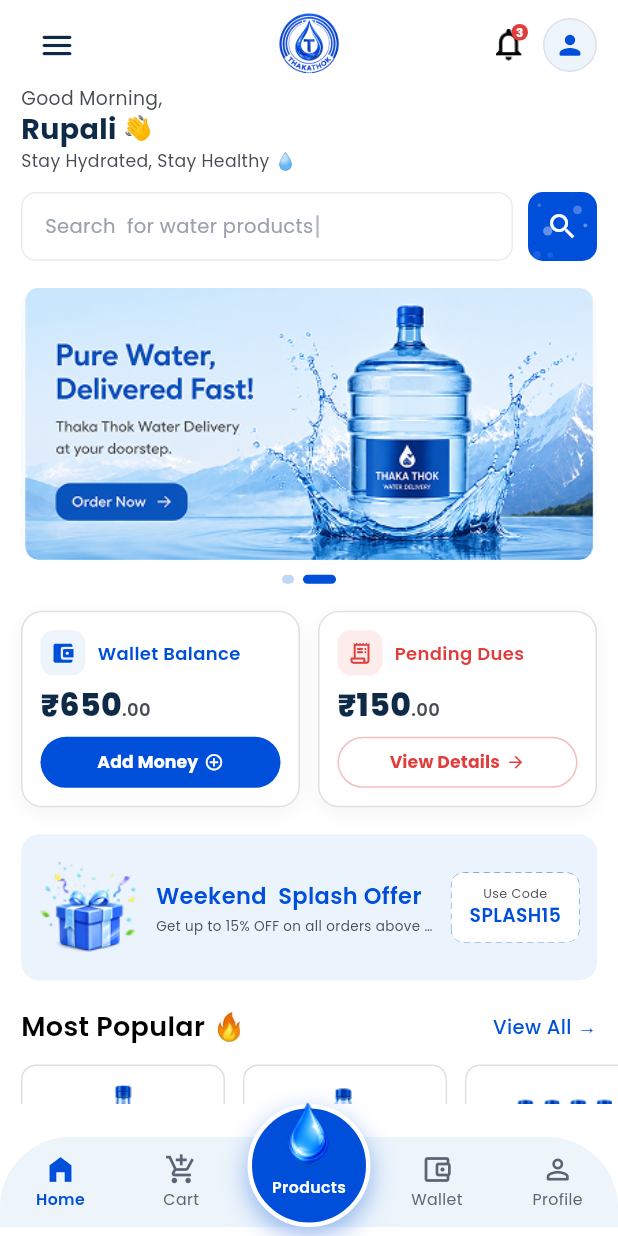
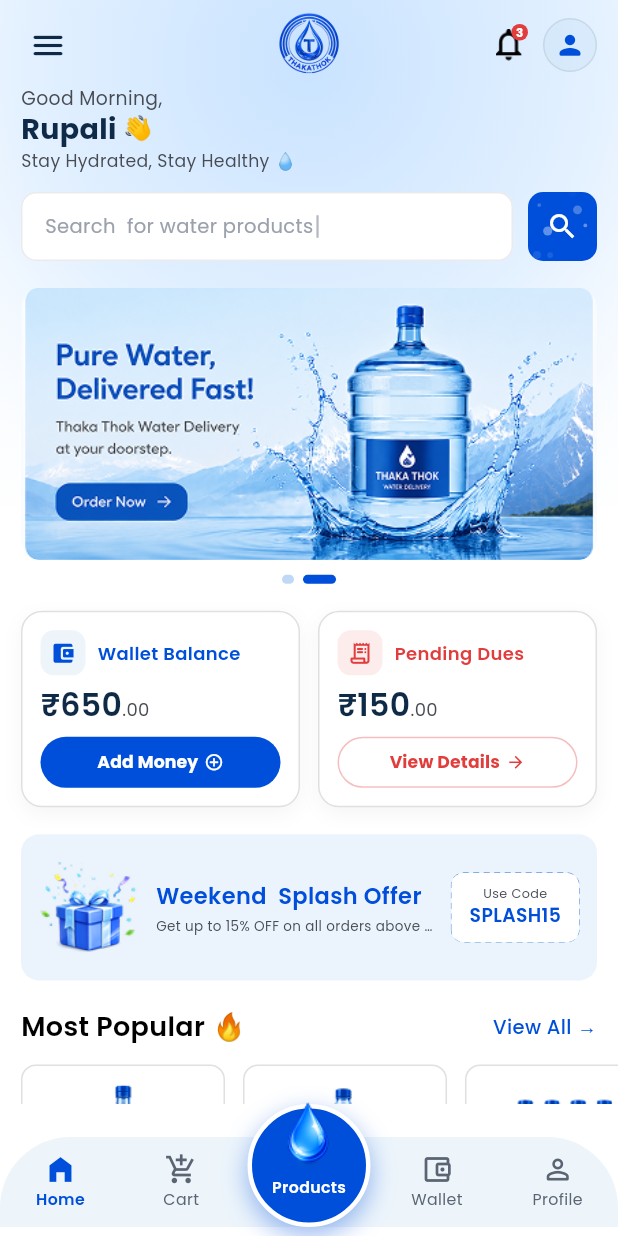
Before and after one commit to sandeepsharma-z/Thakathok-water-plant-app, a Flutter app: the screen it shows after launch, on a phone screen of 412 x 824 dp. Run offline on Flutter 3.47's test engine with Material 3 defaults, Android fonts, the phone set to English and light mode, and no system bars; our stand-ins replace flutter_svg, google_fonts, supabase_flutter; accounts and stored records are empty; statements that could not run were skipped.

Commit message:
Polish home header: blue glow, hamburger alignment, lighter amounts
- Soft radial blue glow behind the top of the screen, fading into white,
  matching the client's reference mockup
- Nudge the hamburger out so its stroke lines up with the greeting text
  below rather than the icon's padded box
- Lighter font weight on the wallet and dues amounts

Co-Authored-By: Claude Opus 4.8 <noreply@anthropic.com>

```diff
--- a/customer-app/lib/screens/home_screen.dart
+++ b/customer-app/lib/screens/home_screen.dart
@@ -26,7 +26,32 @@ class HomeScreen extends StatelessWidget {
     return Scaffold(
       backgroundColor: Colors.white,
       drawer: const _AppDrawer(),
-      body: SafeArea(
+      body: Stack(
+        children: [
+          // Soft blue glow behind the top of the screen, fading into white.
+          Positioned(
+            top: 0,
+            left: 0,
+            right: 0,
+            height: 340,
+            child: const IgnorePointer(
+              child: DecoratedBox(
+                decoration: BoxDecoration(
+                  gradient: RadialGradient(
+                    center: Alignment(0, -0.75),
+                    radius: 1.15,
+                    colors: [
+                      Color(0xFFC9E3FF),
+                      Color(0xFFE4F1FF),
+                      Color(0x00FFFFFF),
+                    ],
+                    stops: [0.0, 0.5, 1.0],
+                  ),
+                ),
+              ),
+            ),
+          ),
+          SafeArea(
         bottom: false,
         child: Column(
           children: [
@@ -67,6 +92,8 @@ class HomeScreen extends StatelessWidget {
           ],
         ),
           ),
+        ],
+      ),
       bottomNavigationBar: const _Footer(),
     );
   }
@@ -96,9 +123,12 @@ class _Header extends StatelessWidget {
               ),
               child: const BrandLogo(size: 44),
             ),
-            // Menu — pinned left
+            // Menu — pinned left. Nudged out so the glyph's stroke lines up
+            // with the greeting text below it, not the icon's padded box.
             Align(
               alignment: Alignment.centerLeft,
+              child: Transform.translate(
+                offset: const Offset(-6, 0),
                 child: IconButton(
                   padding: EdgeInsets.zero,
                   constraints: const BoxConstraints(),
@@ -106,6 +136,7 @@ class _Header extends StatelessWidget {
                       color: AppColors.textDark, size: 26),
                   tooltip: 'Menu',
                   onPressed: () => Scaffold.of(context).openDrawer(),
+                ),
               ),
             ),
             // Notifications + profile — pinned right
@@ -437,13 +468,13 @@ class _MoneyCard extends StatelessWidget {
               Text(amount,
                   style: const TextStyle(
                       fontSize: 21,
-                      fontWeight: FontWeight.w800,
+                      fontWeight: FontWeight.w600,
                       color: AppColors.textDark,
                       height: 1.1)),
               Text(paise,
                   style: const TextStyle(
                       fontSize: 12,
-                      fontWeight: FontWeight.w600,
+                      fontWeight: FontWeight.w400,
                       color: AppColors.body)),
             ],
           ),
```
Lines whose indentation alone changed are shown as unchanged.
